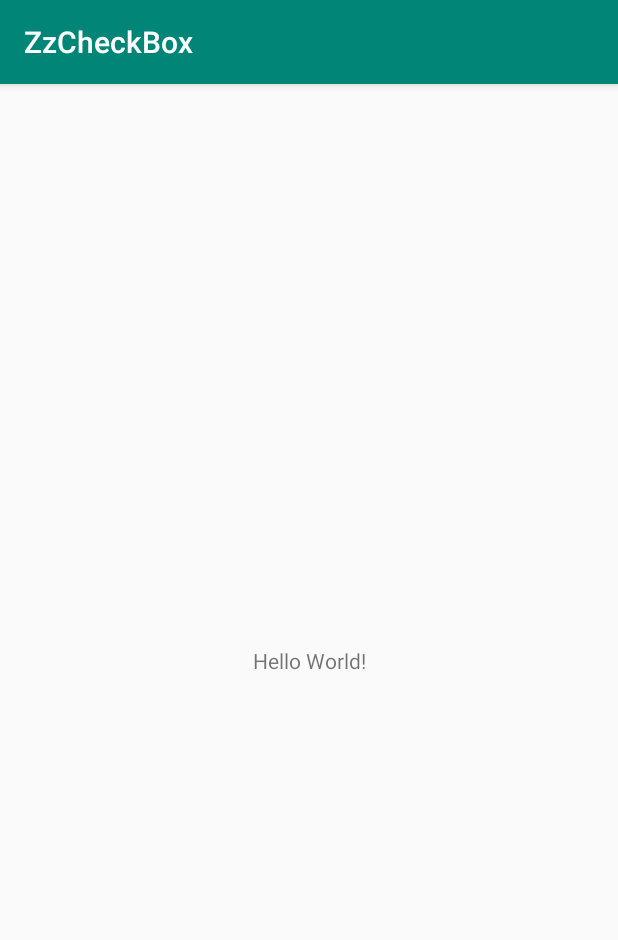
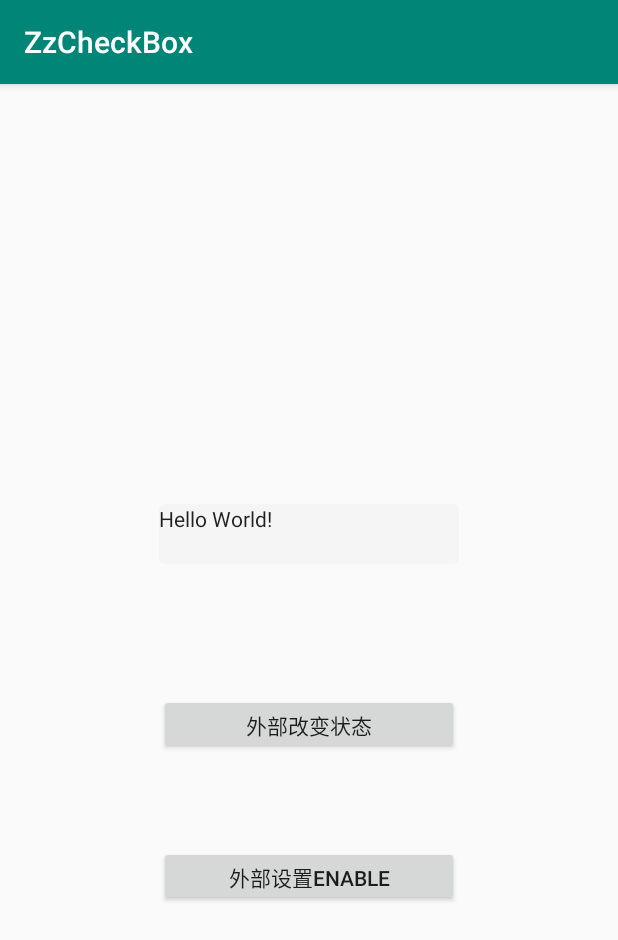
Before and after one commit to zestzone007/ZzCheckBox, an Android app: the screen it shows after launch (MainActivity), on a phone screen of 412 x 824 dp. Shown: the top 940 px of the screen. Run offline under Robolectric (Android 15) with nearby library versions, the phone set to English and light mode, and no system bars.

Commit message:
1.finish demo

```diff
--- a/app/src/main/java/fun/zestzone/zzcheckbox/MainActivity.java
+++ b/app/src/main/java/fun/zestzone/zzcheckbox/MainActivity.java
@@ -1,16 +1,35 @@
 package fun.zestzone.zzcheckbox;
 
 import android.os.Bundle;
-import android.widget.CheckBox;
+import android.view.View;
+import android.widget.Toast;
 
 import androidx.appcompat.app.AppCompatActivity;
 
-public class MainActivity extends AppCompatActivity {
+public class MainActivity extends AppCompatActivity implements View.OnClickListener {
+
+    ZzCheckBox checkBox;
 
     @Override
     protected void onCreate(Bundle savedInstanceState) {
         super.onCreate(savedInstanceState);
         setContentView(R.layout.activity_main);
-        CheckBox cb = new CheckBox(this);
+        checkBox = findViewById(R.id.zz);
+        findViewById(R.id.btn_change_state).setOnClickListener(this);
+        findViewById(R.id.btn_change_enable_state).setOnClickListener(this);
+    }
+
+    @Override
+    public void onClick(View view) {
+        if (view.getId() == R.id.btn_change_state) {
+            if (checkBox.isEnabled()) {
+                checkBox.setChecked(!checkBox.isChecked());
+            } else {
+                Toast.makeText(this, "checkBox unable", Toast.LENGTH_SHORT).show();
+            }
+
+        } else if (view.getId() == R.id.btn_change_enable_state) {
+            checkBox.setEnabled(!checkBox.isEnabled());
+        }
     }
 }
--- /dev/null
+++ b/app/src/main/java/fun/zestzone/zzcheckbox/ZzCheckBox.java
@@ -0,0 +1,114 @@
+package fun.zestzone.zzcheckbox;
+
+import android.content.Context;
+import android.content.res.TypedArray;
+import android.graphics.Color;
+import android.graphics.drawable.Drawable;
+import android.util.AttributeSet;
+import android.view.View;
+
+import androidx.appcompat.widget.AppCompatButton;
+
+public class ZzCheckBox extends AppCompatButton implements View.OnClickListener {
+
+    private final Drawable checkedDrawable;
+    private final Drawable unCheckedDrawable;
+    private final int checkedTextColor;
+    private final int unCheckedTextColor;
+    private final int unAbleTextColor;
+
+    private boolean isChecked = false;
+
+    public ZzCheckBox(Context context) {
+        this(context, null);
+    }
+
+    public ZzCheckBox(Context context, AttributeSet attrs) {
+        this(context, attrs, 0);
+    }
+
+    public ZzCheckBox(Context context, AttributeSet attrs, int defStyleAttr) {
+        super(context, attrs, defStyleAttr);
+        final TypedArray typedArray = context.obtainStyledAttributes(
+                attrs, R.styleable.ZzCheckBox, defStyleAttr, defStyleAttr
+        );
+        checkedDrawable = typedArray.getDrawable(R.styleable.ZzCheckBox_checked_drawable);
+        unCheckedDrawable = typedArray.getDrawable(R.styleable.ZzCheckBox_unchecked_drawable);
+        checkedTextColor = typedArray.getColor(R.styleable.ZzCheckBox_checked_text_color, 0);
+        unCheckedTextColor = typedArray.getColor(R.styleable.ZzCheckBox_unable_text_color, 0);
+        unAbleTextColor = typedArray.getColor(R.styleable.ZzCheckBox_unable_text_color, 0);
+        isChecked = typedArray.getBoolean(R.styleable.ZzCheckBox_checked, false);
+        typedArray.recycle();
+        setCheckedBg(isChecked);
+        setOnClickListener(this);
+    }
+
+    public boolean isChecked() {
+        return isChecked;
+    }
+
+    public void setChecked(boolean isChecked) {
+        if (isChecked != this.isChecked) {
+            this.isChecked = isChecked;
+            setCheckedBg(isChecked);
+            setCheckedText(isChecked);
+        }
+    }
+
+    public interface OnCheckChangedListener {
+        void onCheckChanged(View v, boolean isChecked);
+    }
+
+    private OnCheckChangedListener mOnCheckChangedListener;
+
+    public void setOnCheckChangedListener(OnCheckChangedListener listener) {
+        mOnCheckChangedListener = listener;
+    }
+
+    private void setCheckedBg(boolean isChecked) {
+        if (isChecked) {
+            if (checkedDrawable != null) {
+                setBackground(checkedDrawable);
+            }
+        } else {
+            if (unCheckedDrawable != null) {
+                setBackground(unCheckedDrawable);
+            }
+        }
+    }
+
+    private void setCheckedText(boolean isChecked) {
+        if (isChecked) {
+            if (checkedTextColor != 0) {
+                setTextColor(checkedTextColor);
+            } else {
+                setTextColor(Color.BLACK);
+            }
+        } else {
+            if (unCheckedTextColor != 0) {
+                setTextColor(unCheckedTextColor);
+            } else {
+                setTextColor(Color.BLACK);
+            }
+        }
+    }
+
+    @Override
+    public void onClick(View view) {
+        isChecked = !isChecked;
+        setCheckedBg(isChecked);
+        setCheckedText(isChecked);
+    }
+
+    @Override
+    public void setEnabled(boolean enabled) {
+        super.setEnabled(enabled);
+        if (unAbleTextColor != 0) {
+            if (enabled) {
+                setCheckedText(isChecked);
+            } else {
+                setTextColor(unAbleTextColor);
+            }
+        }
+    }
+}
--- /dev/null
+++ b/app/src/main/res/drawable/drawable_checked.xml
@@ -0,0 +1,8 @@
+<?xml version="1.0" encoding="utf-8"?>
+<shape xmlns:android="http://schemas.android.com/apk/res/android">
+    <solid android:color="#FE5A0F" />
+    <corners android:radius="3dp" />
+    <stroke
+        android:width="1dp"
+        android:color="#FE5A0F" />
+</shape>
--- /dev/null
+++ b/app/src/main/res/drawable/drawable_un_check.xml
@@ -0,0 +1,8 @@
+<?xml version="1.0" encoding="utf-8"?>
+<shape xmlns:android="http://schemas.android.com/apk/res/android">
+    <solid android:color="#F5F5F5" />
+    <corners android:radius="3dp" />
+    <stroke
+        android:width="1dp"
+        android:color="#F5F5F5" />
+</shape>
--- a/app/src/main/res/layout/activity_main.xml
+++ b/app/src/main/res/layout/activity_main.xml
@@ -1,18 +1,58 @@
 <?xml version="1.0" encoding="utf-8"?>
-<android.support.constraint.ConstraintLayout xmlns:android="http://schemas.android.com/apk/res/android"
+<androidx.constraintlayout.widget.ConstraintLayout xmlns:android="http://schemas.android.com/apk/res/android"
     xmlns:app="http://schemas.android.com/apk/res-auto"
-    xmlns:tools="http://schemas.android.com/tools"
     android:layout_width="match_parent"
-    android:layout_height="match_parent"
-    tools:context=".MainActivity">
+    android:layout_height="match_parent">
 
-    <TextView
-        android:layout_width="wrap_content"
-        android:layout_height="wrap_content"
+    <fun.zestzone.zzcheckbox.ZzCheckBox
+        android:id="@+id/zz"
+        android:layout_width="200dp"
+        android:layout_height="40dp"
+        android:layout_marginStart="8dp"
+        android:layout_marginTop="8dp"
+        android:layout_marginEnd="8dp"
+        android:layout_marginBottom="8dp"
         android:text="Hello World!"
+        app:checked="false"
+        app:checked_drawable="@drawable/drawable_checked"
+        app:checked_text_color="@android:color/white"
         app:layout_constraintBottom_toBottomOf="parent"
-        app:layout_constraintLeft_toLeftOf="parent"
-        app:layout_constraintRight_toRightOf="parent"
-        app:layout_constraintTop_toTopOf="parent" />
+        app:layout_constraintEnd_toEndOf="parent"
+        app:layout_constraintStart_toStartOf="parent"
+        app:layout_constraintTop_toTopOf="parent"
+        app:layout_constraintVertical_bias="0.382"
+        app:unable_text_color="@color/color_btn_unable"
+        app:unchecked_drawable="@drawable/drawable_un_check"
+        app:unchecked_text_color="@color/black_light" />
 
-</android.support.constraint.ConstraintLayout>
+    <Button
+        android:id="@+id/btn_change_state"
+        android:layout_width="200dp"
+        android:layout_height="40dp"
+        android:layout_marginStart="8dp"
+        android:layout_marginTop="8dp"
+        android:layout_marginEnd="8dp"
+        android:layout_marginBottom="8dp"
+        android:text="外部改变状态"
+        app:layout_constraintBottom_toBottomOf="parent"
+        app:layout_constraintEnd_toEndOf="parent"
+        app:layout_constraintStart_toStartOf="parent"
+        app:layout_constraintTop_toBottomOf="@+id/zz"
+        app:layout_constraintVertical_bias="0.2" />
+
+    <Button
+        android:id="@+id/btn_change_enable_state"
+        android:layout_width="200dp"
+        android:layout_height="40dp"
+        android:layout_marginStart="8dp"
+        android:layout_marginTop="8dp"
+        android:layout_marginEnd="8dp"
+        android:layout_marginBottom="8dp"
+        android:text="外部设置enable"
+        app:layout_constraintBottom_toBottomOf="parent"
+        app:layout_constraintEnd_toEndOf="parent"
+        app:layout_constraintStart_toStartOf="parent"
+        app:layout_constraintTop_toBottomOf="@+id/btn_change_state"
+        app:layout_constraintVertical_bias="0.2" />
+
+</androidx.constraintlayout.widget.ConstraintLayout>
--- a/app/src/main/res/values/colors.xml
+++ b/app/src/main/res/values/colors.xml
@@ -3,4 +3,8 @@
     <color name="colorPrimary">#008577</color>
     <color name="colorPrimaryDark">#00574B</color>
     <color name="colorAccent">#D81B60</color>
+
+    <color name="black_light">#2C2C2C</color>
+    <color name="color_btn_unable">#9B9B9B</color>
+
 </resources>
```
Also changed, not shown: app/src/main/res/values/attrs.xml (added, +11 -0 lines).
